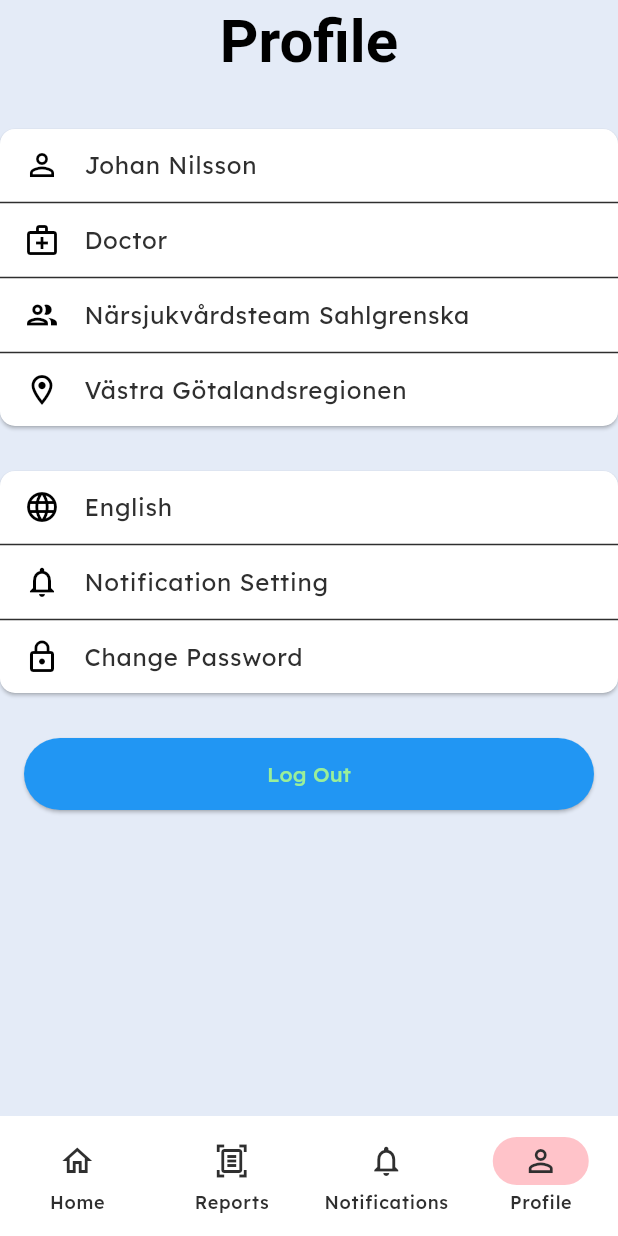
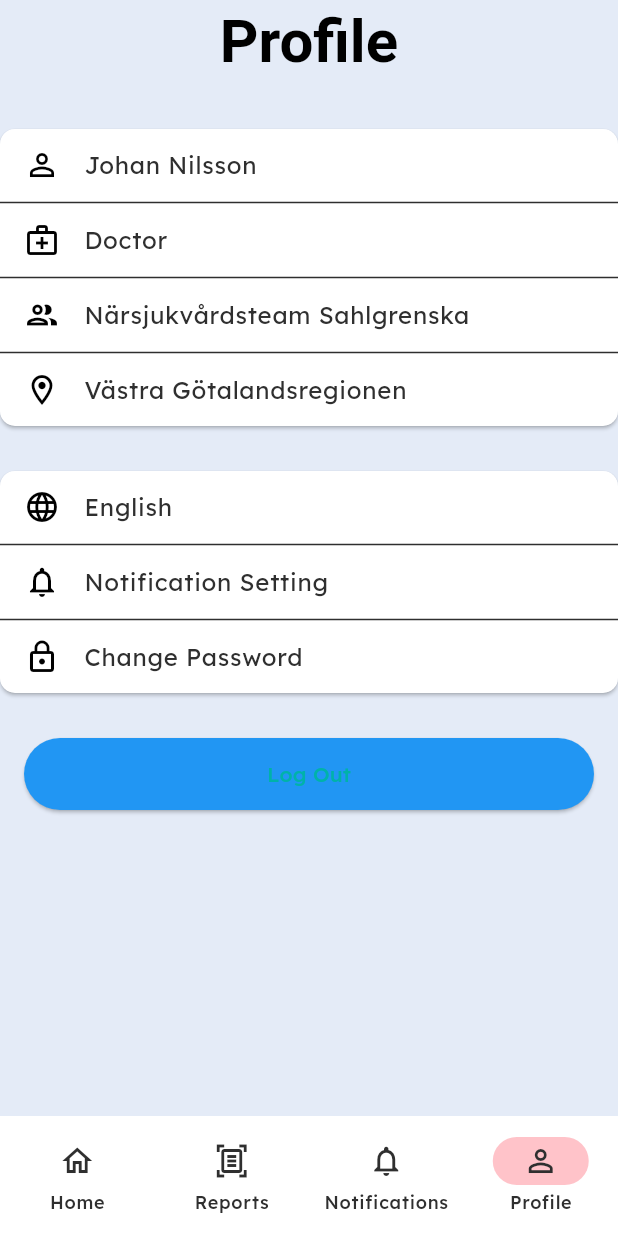
Before and after one commit to JonatanLindh/MediCall, a Flutter app: the DoctorProfileScreen screen opened by its route, on a phone screen of 412 x 824 dp. Run offline on Flutter 3.47's test engine with Material 3 defaults, Android fonts, the phone set to English and light mode, and no system bars; our stand-ins replace bloc, equatable, flutter_bloc, flutter_hooks, geolocator, go_router and 1 more; missing offline and left inert: flutter_webrtc, livekit_client; network calls fail.

Commit message:
New color scheme

```diff
--- a/app/lib/contants/colorscheme.dart
+++ b/app/lib/contants/colorscheme.dart
@@ -2,8 +2,8 @@ import 'package:flutter/material.dart';
 
 const colorScheme = ColorScheme(
   brightness: Brightness.light,
-  primary: Color(0xFF9AEF99),
-  onPrimary: Color.fromARGB(255, 47, 47, 47),
+  primary: Color(0xFF00B2A9),
+  onPrimary: Colors.black,
   secondary: Color.fromARGB(255, 255, 195, 201),
   onSecondary: Color.fromARGB(255, 47, 47, 47),
   error: Color(0xEFFF103D),
```
